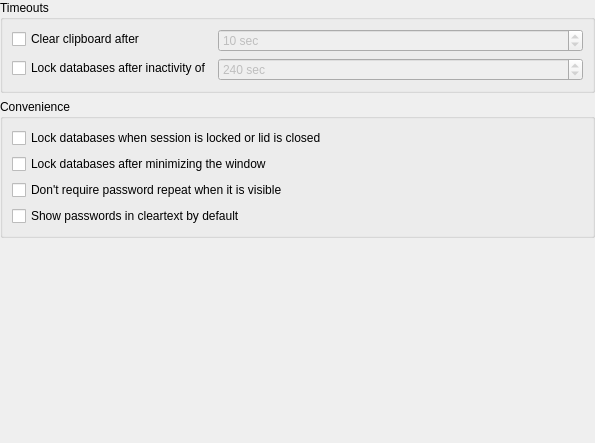
Before: the Qt Designer form src/gui/SettingsWidgetSecurity.ui in iluminat23/keepassxc-debian, drawn with Qt 5.
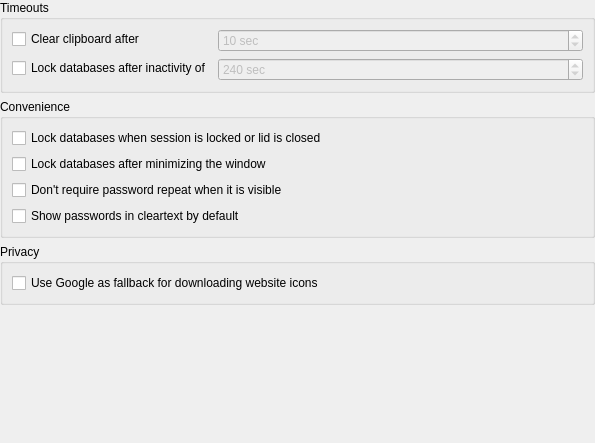
After: the same form once the commit is applied.

Diff of the .ui file:
```diff
--- a/src/gui/SettingsWidgetSecurity.ui
+++ b/src/gui/SettingsWidgetSecurity.ui
@@ -139,6 +139,22 @@
      </layout>
     </widget>
    </item>
+   <item>
+    <widget class="QGroupBox" name="privacy">
+     <property name="title">
+      <string>Privacy</string>
+     </property>
+     <layout class="QVBoxLayout" name="verticalLayout_3">
+      <item>
+       <widget class="QCheckBox" name="fallbackToGoogle">
+        <property name="text">
+         <string>Use Google as fallback for downloading website icons</string>
+        </property>
+       </widget>
+      </item>
+     </layout>
+    </widget>
+   </item>
    <item>
     <spacer name="verticalSpacer_2">
      <property name="orientation">
```
